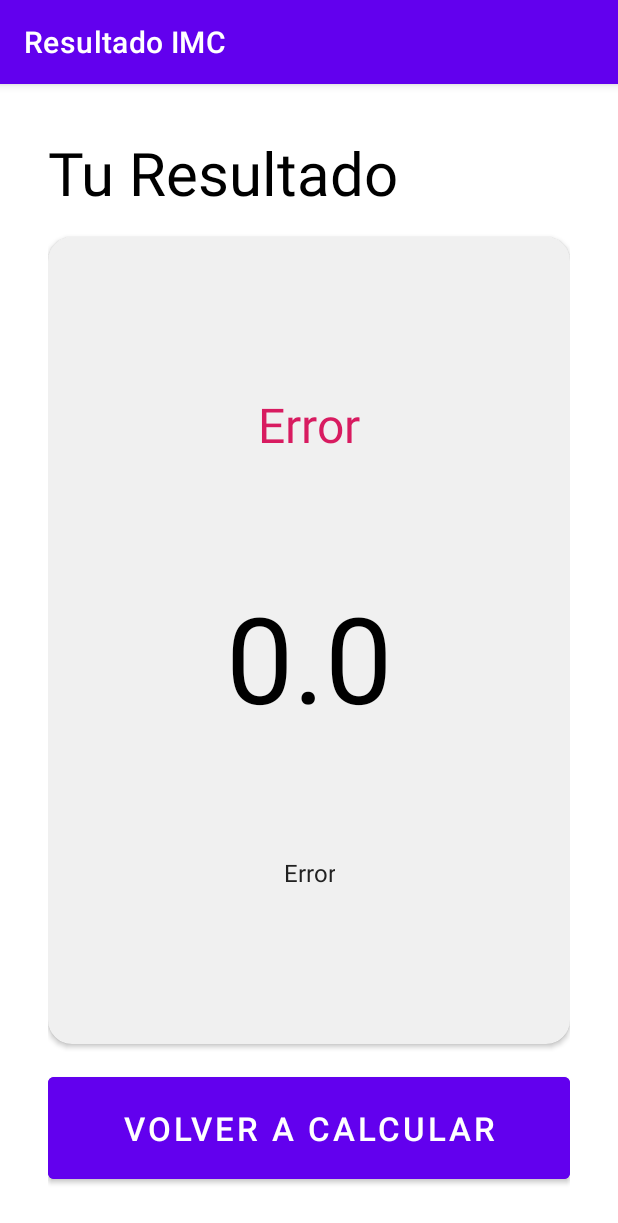
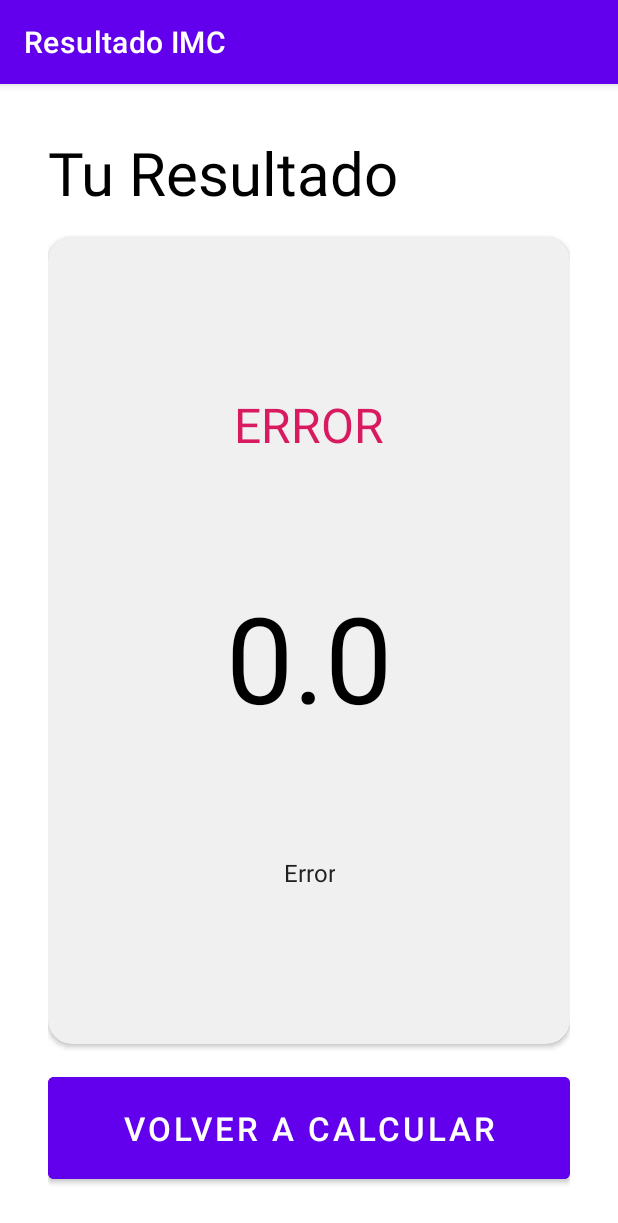
Before and after one commit to DMNT68/android-master-kotlin, an Android app: the ResultImcActivity screen opened directly, with no data from a screen before it, on a phone screen of 412 x 824 dp. Shown: the top 1223 px of the screen. Run offline under Robolectric (Android 15) with nearby library versions, the light colour scheme and no system bars.

Commit message:
Set textAllCaps on true

```diff
--- a/app/src/main/res/layout/activity_result_imc.xml
+++ b/app/src/main/res/layout/activity_result_imc.xml
@@ -43,7 +43,7 @@
                 android:layout_height="wrap_content"
                 android:layout_marginVertical="8dp"
                 android:textSize="32sp"
-                android:textStyle=""
+                android:textAllCaps="true"
                 app:layout_constraintBottom_toTopOf="@+id/tvIMC"
                 app:layout_constraintEnd_toEndOf="parent"
                 app:layout_constraintStart_toStartOf="parent"
```
